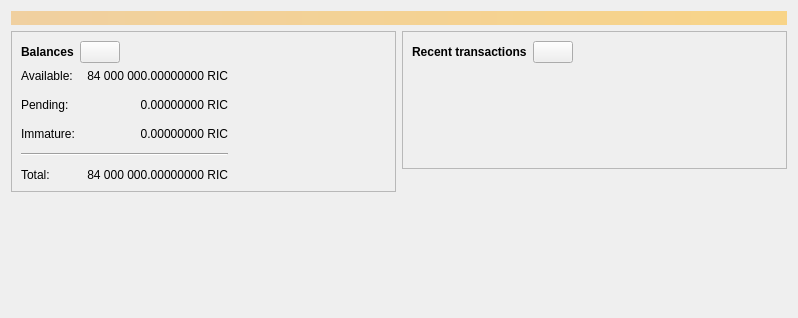
The window that src/qt/forms/overviewpage.ui (RiecoinTeam/RiecoinWm) describes before a commit, drawn with Qt 5.
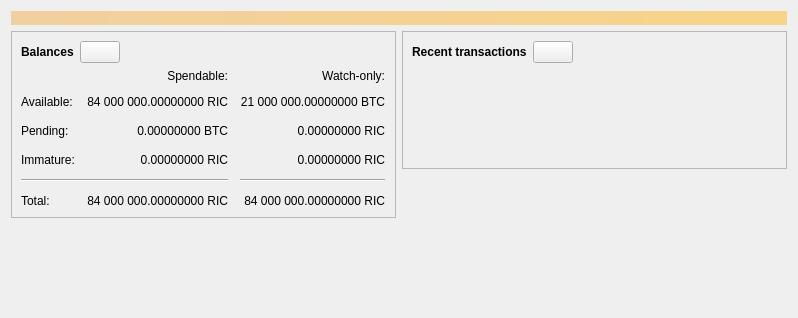
The same window after the commit. Icons and pictures are not drawn. Custom widgets are drawn as their Qt base class.

Patch:
```diff
--- a/src/qt/forms/overviewpage.ui
+++ b/src/qt/forms/overviewpage.ui
@@ -111,6 +111,25 @@
             <property name="spacing">
              <number>12</number>
             </property>
+            <item row="2" column="2">
+             <widget class="QLabel" name="labelWatchPending">
+              <property name="cursor">
+               <cursorShape>IBeamCursor</cursorShape>
+              </property>
+              <property name="toolTip">
+               <string>Unconfirmed transactions to watch-only addresses</string>
+              </property>
+              <property name="text">
+               <string notr="true">0.00000000 RIC</string>
+              </property>
+              <property name="alignment">
+               <set>Qt::AlignRight|Qt::AlignTrailing|Qt::AlignVCenter</set>
+              </property>
+              <property name="textInteractionFlags">
+               <set>Qt::LinksAccessibleByMouse|Qt::TextSelectableByKeyboard|Qt::TextSelectableByMouse</set>
+              </property>
+             </widget>
+            </item>
             <item row="2" column="1">
              <widget class="QLabel" name="labelUnconfirmed">
               <property name="cursor">
@@ -120,6 +139,25 @@
                <string>Total of transactions that have yet to be confirmed, and do not yet count toward the spendable balance</string>
               </property>
               <property name="text">
+               <string notr="true">0.00000000 BTC</string>
+              </property>
+              <property name="alignment">
+               <set>Qt::AlignRight|Qt::AlignTrailing|Qt::AlignVCenter</set>
+              </property>
+              <property name="textInteractionFlags">
+               <set>Qt::LinksAccessibleByMouse|Qt::TextSelectableByKeyboard|Qt::TextSelectableByMouse</set>
+              </property>
+             </widget>
+            </item>
+            <item row="3" column="2">
+             <widget class="QLabel" name="labelWatchImmature">
+              <property name="cursor">
+               <cursorShape>IBeamCursor</cursorShape>
+              </property>
+              <property name="toolTip">
+               <string>Mined balance in watch-only addresses that has not yet matured</string>
+              </property>
+              <property name="text">
                <string notr="true">0.00000000 RIC</string>
               </property>
               <property name="alignment">
@@ -137,6 +175,25 @@
               </property>
              </widget>
             </item>
+            <item row="4" column="2">
+             <widget class="Line" name="lineWatchBalance">
+              <property name="sizePolicy">
+               <sizepolicy hsizetype="Preferred" vsizetype="Fixed">
+                <horstretch>0</horstretch>
+                <verstretch>0</verstretch>
+               </sizepolicy>
+              </property>
+              <property name="minimumSize">
+               <size>
+                <width>140</width>
+                <height>0</height>
+               </size>
+              </property>
+              <property name="orientation">
+               <enum>Qt::Horizontal</enum>
+              </property>
+             </widget>
+            </item>
             <item row="5" column="0">
              <widget class="QLabel" name="labelTotalText">
               <property name="text">
@@ -202,6 +259,35 @@
               </property>
              </widget>
             </item>
+            <item row="5" column="2">
+             <widget class="QLabel" name="labelWatchTotal">
+              <property name="cursor">
+               <cursorShape>IBeamCursor</cursorShape>
+              </property>
+              <property name="toolTip">
+               <string>Current total balance in watch-only addresses</string>
+              </property>
+              <property name="text">
+               <string notr="true">84 000 000.00000000 RIC</string>
+              </property>
+              <property name="alignment">
+               <set>Qt::AlignRight|Qt::AlignTrailing|Qt::AlignVCenter</set>
+              </property>
+              <property name="textInteractionFlags">
+               <set>Qt::LinksAccessibleByMouse|Qt::TextSelectableByKeyboard|Qt::TextSelectableByMouse</set>
+              </property>
+             </widget>
+            </item>
+            <item row="0" column="2">
+             <widget class="QLabel" name="labelWatchonly">
+              <property name="text">
+               <string>Watch-only:</string>
+              </property>
+              <property name="alignment">
+               <set>Qt::AlignRight|Qt::AlignTrailing|Qt::AlignVCenter</set>
+              </property>
+             </widget>
+            </item>
             <item row="1" column="0">
              <widget class="QLabel" name="labelBalanceText">
               <property name="text">
@@ -228,6 +314,25 @@
               </property>
              </widget>
             </item>
+            <item row="1" column="2">
+             <widget class="QLabel" name="labelWatchAvailable">
+              <property name="cursor">
+               <cursorShape>IBeamCursor</cursorShape>
+              </property>
+              <property name="toolTip">
+               <string>Your current balance in watch-only addresses</string>
+              </property>
+              <property name="text">
+               <string notr="true">21 000 000.00000000 BTC</string>
+              </property>
+              <property name="alignment">
+               <set>Qt::AlignRight|Qt::AlignTrailing|Qt::AlignVCenter</set>
+              </property>
+              <property name="textInteractionFlags">
+               <set>Qt::LinksAccessibleByMouse|Qt::TextSelectableByKeyboard|Qt::TextSelectableByMouse</set>
+              </property>
+             </widget>
+            </item>
             <item row="2" column="0">
              <widget class="QLabel" name="labelPendingText">
               <property name="text">
@@ -235,6 +340,16 @@
               </property>
              </widget>
             </item>
+            <item row="0" column="1">
+             <widget class="QLabel" name="labelSpendable">
+              <property name="text">
+               <string>Spendable:</string>
+              </property>
+              <property name="alignment">
+               <set>Qt::AlignRight|Qt::AlignTrailing|Qt::AlignVCenter</set>
+              </property>
+             </widget>
+            </item>
            </layout>
           </item>
          </layout>
```
